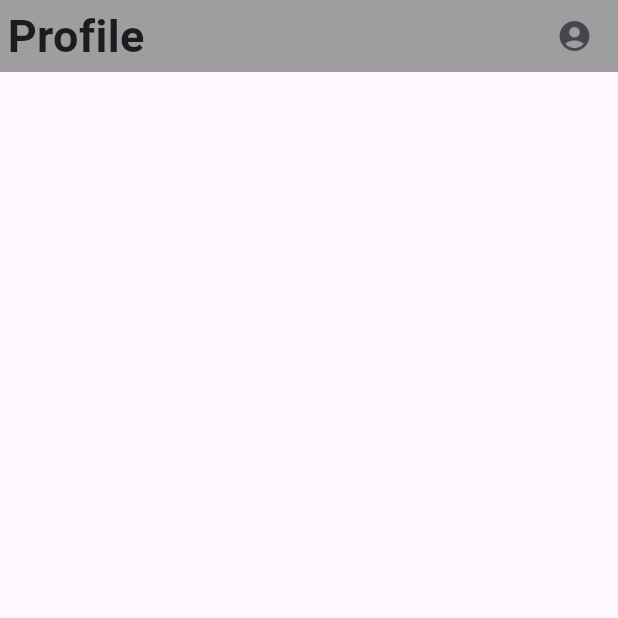
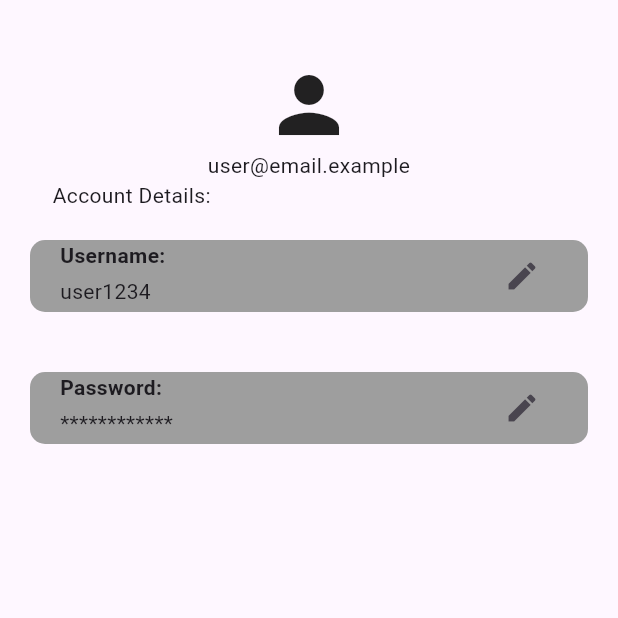
Before and after one commit to Yi-Terry/languageApp, a Flutter app: the ProfilePage screen opened directly, on a phone screen of 412 x 824 dp, the top half of it. Run offline on Flutter 3.47's test engine with Material 3 defaults, Android fonts, the phone set to English and light mode, and no system bars; our stand-ins replace firebase_auth, firebase_core, firebase_database, fluttertoast; missing offline and left inert: firebase_ui_auth, ndialog; accounts and stored records are empty.

Commit message:
updated homepage profile button and profile page

```diff
--- a/lib/home_screen/my_home_page.dart
+++ b/lib/home_screen/my_home_page.dart
@@ -8,62 +8,70 @@ import 'package:language_app/collect_rewards.dart';
 import 'package:language_app/levels/easy_level.dart';
 import 'package:language_app/levels/medium_level.dart';
 import 'package:language_app/levels/hard_level.dart';
+import 'package:language_app/profile_screen/profile_screen.dart';
 
 class MyHomePage extends StatefulWidget {
   const MyHomePage({super.key});
 
   @override
-  State<MyHomePage> createState(){
+  State<MyHomePage> createState() {
     return _MyHomePageState();
   }
 }
 
-class _MyHomePageState extends State<MyHomePage>{
+class _MyHomePageState extends State<MyHomePage> {
   List<String> selectedAnswer = [];
   Widget? activeScreen;
 
   // choose answer methods for each type of questions --> will bring them to results page @Kelly O
-  void chooseAnswerEasy(String answer){
+  void chooseAnswerEasy(String answer) {
     selectedAnswer.add(answer);
-    if(selectedAnswer.length == easyQuestions.length){
-      setState((){
-        activeScreen = CollectRewardsPage(questions: easyQuestions, chosenAnswers: selectedAnswer);
+    if (selectedAnswer.length == easyQuestions.length) {
+      setState(() {
+        activeScreen = CollectRewardsPage(
+            questions: easyQuestions, chosenAnswers: selectedAnswer);
       });
     }
   }
-  void chooseAnswerMedium(String answer){
+
+  void chooseAnswerMedium(String answer) {
     selectedAnswer.add(answer);
-    if(selectedAnswer.length == mediumQuestions.length){
-      setState((){
-        activeScreen = CollectRewardsPage(questions: mediumQuestions, chosenAnswers: selectedAnswer);
+    if (selectedAnswer.length == mediumQuestions.length) {
+      setState(() {
+        activeScreen = CollectRewardsPage(
+            questions: mediumQuestions, chosenAnswers: selectedAnswer);
       });
     }
   }
-  void chooseAnswerHard(String answer){
+
+  void chooseAnswerHard(String answer) {
     selectedAnswer.add(answer);
-    if(selectedAnswer.length == hardQuestions.length){
-      setState((){
-        activeScreen = CollectRewardsPage(questions: hardQuestions, chosenAnswers: selectedAnswer);
+    if (selectedAnswer.length == hardQuestions.length) {
+      setState(() {
+        activeScreen = CollectRewardsPage(
+            questions: hardQuestions, chosenAnswers: selectedAnswer);
       });
     }
   }
-  void chooseAnswerPrem(String answer){
+
+  void chooseAnswerPrem(String answer) {
     selectedAnswer.add(answer);
-    if(selectedAnswer.length == premiumQuestions.length){
-      setState((){
+    if (selectedAnswer.length == premiumQuestions.length) {
+      setState(() {
         //activeScreen = CollectRewardsPage(questions: premiumQuestions, chosenAnswers: selectedAnswer);
       });
     }
   }
 
-  void switchScreen(){
+  void switchScreen() {
     setState(() {
       // activeScreen = LoginScreen();
       activeScreen = const MyHomePage();
     });
   }
 
-  void goToEasy(){ //goes to the easy questions when called @Kelly O
+  void goToEasy() {
+    //goes to the easy questions when called @Kelly O
     // print("easy function called");  - debug statement
     setState(() {
       // print("set state"); - debug statement
@@ -72,18 +80,35 @@ class _MyHomePageState extends State<MyHomePage>{
     //switchScreen();
   }
 
-  void goToMedium(){ //goes to medium questions @Kelly O
-    setState((){
+  void goToMedium() {
+    //goes to medium questions @Kelly O
+    setState(() {
       activeScreen = MediumLevel(onSelectAnswer: chooseAnswerMedium);
     });
   }
-  void goToHard(){ //goes to hard questions @Kelly O
-    setState((){
+
+  void goToHard() {
+    //goes to hard questions @Kelly O
+    setState(() {
       activeScreen = HardLevel(onSelectAnswer: chooseAnswerHard);
     });
   }
-  void goToPremium(){ //goes to premium question when unlocked @Kelly O
+
+  void goToPremium() {
+    //goes to premium question when unlocked @Kelly O
     //activeScreen = PremiumLevel(onSelectAnswer: chooseAnswerPremium);
+  }
+
+  void goToProfile() {
+    setState(() {
+      // if (activeScreen is MyHomePage) {
+      //   print("swiching to protile");
+      activeScreen = const ProfilePage();
+      //   print("switched to protile");
+      // } else if (activeScreen is ProfilePage) {
+      //   activeScreen = const MyHomePage();
+      // }
+    });
   }
 
   @override
@@ -93,10 +118,10 @@ class _MyHomePageState extends State<MyHomePage>{
         child: Scaffold(
           appBar: AppBar(
             backgroundColor: Colors.grey,
-            title: const Row(
+            title: Row(
               mainAxisAlignment: MainAxisAlignment.spaceBetween,
               children: [
-                          Row(
+                const Row(
                   children: [
                     SizedBox(width: 5),
                     ImageIcon(
@@ -110,90 +135,82 @@ class _MyHomePageState extends State<MyHomePage>{
                     ),
                   ],
                 ),
-                          Text(
+                const Text(
                   'Spanish',
                   style: TextStyle(fontSize: 30, fontWeight: FontWeight.bold),
                 ),
-                          Icon(
-                            Icons.account_circle,
-                            size: 40,
+                IconButton(
+                  onPressed: () {
+                    //routes to profile on press @Marcus F
+                    goToProfile();
+                  },
+                  icon: const Icon(Icons.account_circle),
                 ),
               ],
             ),
           ),
-
-          body: activeScreen ?? Column(
+          body: activeScreen ??
+              Column(
                 children: [
-
-              const SizedBox(height: 10), //puts space between top and the first row @Chris Z
-
+                  const SizedBox(
+                      height:
+                          10), //puts space between top and the first row @Chris Z
 
                   const Spacer(),
 
-              Row( //Level 1
+                  Row(//Level 1
                       children: [
-
                     const Spacer(), //TO THE LEFT OF GREEN @Chris Z
 
                     Container(
                       decoration: BoxDecoration(
                           shape: BoxShape.circle,
-                        border: Border.all(color: Colors.black, width: 5)
-                      ),
-
+                          border: Border.all(color: Colors.black, width: 5)),
                       child: ColoredButton(
                           color: Colors.green,
                           text: "Easy",
-                      onTap: (){
+                          onTap: () {
                             goToEasy();
                           }),
-
                     ),
 
                     const Spacer() //TO THE RIGHT OF GREEN @Chris Z
-
                   ]),
 
                   const Spacer(), //BETWEEN 1ST AND 2ND ROW @Chris Z
 
-                  Row( //Level 2 & 3
+                  Row(//Level 2 & 3
                       children: [
-
                     const Spacer(), //TO THE LEFT OF YELLOW @Chris Z
 
                     Container(
                       decoration: BoxDecoration(
                           shape: BoxShape.circle,
-                        border: Border.all(color: Colors.black, width: 5)
-                      ),
-
+                          border: Border.all(color: Colors.black, width: 5)),
                       child: ColoredButton(
                           color: Colors.yellow,
                           text: "Medium",
-                      onTap: (){
+                          onTap: () {
                             goToMedium();
                           }),
-
                     ),
 
-                    const Spacer(), const Spacer(), //BETWEEN YELLOW AND RED @Chris Z
+                    const Spacer(),
+                    const Spacer(), //BETWEEN YELLOW AND RED @Chris Z
 
                     Container(
                       decoration: BoxDecoration(
                           shape: BoxShape.circle,
-                        border: Border.all(color: Colors.black, width: 5)
-                      ),
-
+                          border: Border.all(color: Colors.black, width: 5)),
                       child: ColoredButton(
                           color: Colors.red,
                           text: "Hard",
-                      onTap: (){
+                          onTap: () {
                             goToHard();
                           }),
                     ),
 
                     const Spacer(), //TO THE RIGHT OF RED @Chris Z
-
                   ]),
 
                   const Spacer(), //BETWEEN 2ND AND 3RD ROW @Chris Z
@@ -210,63 +227,61 @@ class _MyHomePageState extends State<MyHomePage>{
                     ],
                   ),
 
-              Row( //Level 4
+                  Row(//Level 4
                       children: [
-
-
-
-                    const Spacer(),//TO THE LEFT OF GOLD @Chris Z
+                    const Spacer(), //TO THE LEFT OF GOLD @Chris Z
 
                     Container(
                       decoration: BoxDecoration(
                           shape: BoxShape.circle,
-                        border: Border.all(color: Colors.black, width: 5)
-                      ),
+                          border: Border.all(color: Colors.black, width: 5)),
                       child: ColoredButton(
                           color: const Color.fromARGB(255, 255, 215, 0),
                           text: "Premium",
-                      onTap: (){ goToPremium();
+                          onTap: () {
+                            goToPremium();
                           }),
                     ),
 
                     const Spacer() //TO THE RIGHT OF GOLD @Chris Z
-
                   ]),
 
-                  const Spacer(),  //UNDER GOLD @Chris Z
+                  const Spacer(), //UNDER GOLD @Chris Z
 
                   // place holder for logout function
-          IconButton(onPressed: (){
-
-            showDialog(context: context, builder: (ctx){
+                  IconButton(
+                      onPressed: () {
+                        showDialog(
+                            context: context,
+                            builder: (ctx) {
                               return AlertDialog(
                                 title: Text('Confirmation !!!'),
                                 content: Text('Are you sure to Log Out ? '),
                                 actions: [
-
-                  TextButton(onPressed: (){
-
+                                  TextButton(
+                                    onPressed: () {
                                       Navigator.of(ctx).pop();
-
-                  }, child: Text('No'),),
-
-
-                  TextButton(onPressed: (){
+                                    },
+                                    child: Text('No'),
+                                  ),
+                                  TextButton(
+                                    onPressed: () {
                                       Navigator.of(ctx).pop();
 
                                       FirebaseAuth.instance.signOut();
 
-                    Navigator.of(context).pushReplacement(MaterialPageRoute(builder: (context){
-                      return  LoginScreen();
+                                      Navigator.of(context).pushReplacement(
+                                          MaterialPageRoute(builder: (context) {
+                                        return LoginScreen();
                                       }));
-
-                  }, child: Text('Yes'),),
-
+                                    },
+                                    child: Text('Yes'),
+                                  ),
                                 ],
                               );
                             });
-
-            }, icon: const Icon(Icons.logout)),
+                      },
+                      icon: const Icon(Icons.logout)),
                 ],
               ),
         ),
--- /dev/null
+++ b/lib/profile_screen/info_box.dart
@@ -0,0 +1,60 @@
+import 'package:flutter/material.dart';
+
+class InfoBox extends StatelessWidget {
+  final String content;
+  final String sectionTitle;
+  final bool isPswd;
+
+  const InfoBox(
+      {super.key,
+      required this.content,
+      required this.sectionTitle,
+      required this.isPswd});
+
+//if content is password, hide text
+//if edit button pressed on pswd, pop up field with new/confirm pswd
+
+  void editContent(String newContent) async {
+    String value = '';
+    await showPrompt(
+      content
+    )
+  }
+
+  @override
+  Widget build(BuildContext context) {
+    return Container(
+      decoration: BoxDecoration(
+        color: Colors.grey,
+        borderRadius: BorderRadius.circular(10),
+      ),
+      padding: const EdgeInsets.symmetric(horizontal: 20),
+      margin: const EdgeInsets.symmetric(horizontal: 20, vertical: 20),
+      child: Row(
+        mainAxisAlignment: MainAxisAlignment.spaceBetween,
+        crossAxisAlignment: CrossAxisAlignment.start,
+        children: [
+          Column(
+            crossAxisAlignment: CrossAxisAlignment.start,
+            children: [
+              Text(
+                sectionTitle,
+                style: const TextStyle(fontWeight: FontWeight.bold),
+              ),
+              const SizedBox(height: 4),
+              Text(
+                isPswd ? '*' * content.length : content,
+              ),
+            ],
+          ),
+          IconButton(
+            onPressed: () {
+              editContent('example');
+            },
+            icon: const Icon(Icons.edit),
+          ),
+        ],
+      ),
+    );
+  }
+}
--- a/lib/profile_screen/profile_screen.dart
+++ b/lib/profile_screen/profile_screen.dart
@@ -1,5 +1,6 @@
 import 'package:flutter/material.dart';
 import 'package:language_app/home_screen/my_home_page.dart';
+import 'package:language_app/profile_screen/info_box.dart';
 
 class ProfilePage extends StatefulWidget {
   const ProfilePage({super.key});
@@ -28,41 +29,68 @@ class ProfilePageState extends State<ProfilePage> {
 
   @override
   Widget build(BuildContext context) {
-    return Center(
-      child: SafeArea(
-        child: Scaffold(
-          body: activeScreen ??
-              Column(
-                children: [
-                  Container(
-                      color: Colors.grey,
-                      padding: const EdgeInsets.symmetric(horizontal: 5.0),
-                      child: Row(
-                        mainAxisAlignment: MainAxisAlignment.spaceBetween,
-                        children: [
-                          const Padding(
-                            padding: EdgeInsets.only(right: 55.0),
-                            child: Text(
-                              'Profile',
-                              style: TextStyle(
-                                  fontSize: 30, fontWeight: FontWeight.bold),
-                              textAlign: TextAlign.center,
-                            ),
-                          ),
-                          IconButton(
-                            onPressed: () {
-                              //routes to profile on press @Marcus F
-                              goToHome();
-                            },
-                            icon: const Icon(Icons.account_circle),
-                            alignment: Alignment.topLeft,
-                          )
-                        ],
-                      ))
-                ],
-              ),
-        ),
+    return Scaffold(
+      body: ListView(
+        children: const [
+          SizedBox(height: 40),
+          Icon(
+            Icons.person,
+            size: 60,
+          ),
+          Text(
+            "user@email.example",
+            textAlign: TextAlign.center,
+          ),
+          Padding(
+            padding: EdgeInsets.only(left: 35),
+            child: Text(
+              "Account Details:",
+            ),
+          ),
+          InfoBox(
+            content: "user1234",
+            sectionTitle: "Username: ",
+            isPswd: false,
+          ),
+          InfoBox(
+              content: "password123!", sectionTitle: "Password: ", isPswd: true)
+        ],
       ),
     );
   }
 }
+
+
+// child: SafeArea(
+        //   child: Scaffold(
+        //     body: activeScreen ??
+        //         Column(
+        //           children: [
+        //             Container(
+        //                 color: Colors.grey,
+        //                 padding: const EdgeInsets.symmetric(horizontal: 5.0),
+        //                 child: Row(
+        //                   mainAxisAlignment: MainAxisAlignment.spaceBetween,
+        //                   children: [
+        //                     const Padding(
+        //                       padding: EdgeInsets.only(right: 55.0),
+        //                       child: Text(
+        //                         'Profile',
+        //                         style: TextStyle(
+        //                             fontSize: 30, fontWeight: FontWeight.bold),
+        //                         textAlign: TextAlign.center,
+        //                       ),
+        //                     ),
+        //                     IconButton(
+        //                       onPressed: () {
+        //                         //routes to profile on press @Marcus F
+        //                         goToHome();
+        //                       },
+        //                       icon: const Icon(Icons.account_circle),
+        //                       alignment: Alignment.topLeft,
+        //                     )
+        //                   ],
+        //                 ))
+        //           ],
+        //         ),
+        //   ),
```
Also changed, not shown: lib/signup_screen.dart (+4 -5 lines), pubspec.lock. Lines whose indentation alone changed are shown as unchanged.
